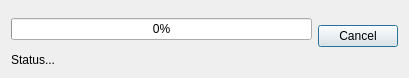
The window that modal_progress.ui (Maig0l/devoice) describes before a commit, drawn with Qt 5.
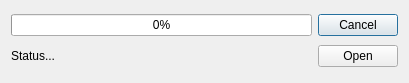
The same window after the commit.

Commit message: Add stop/close button to dialog and add an Open outDir button

The edit to the form file:
```diff
--- a/modal_progress.ui
+++ b/modal_progress.ui
@@ -13,7 +13,7 @@
     <x>0</x>
     <y>0</y>
     <width>409</width>
-    <height>78</height>
+    <height>83</height>
    </rect>
   </property>
   <property name="windowTitle">
@@ -23,27 +23,34 @@
    <bool>true</bool>
   </property>
   <layout class="QGridLayout" name="gridLayout">
-   <item row="2" column="0">
-    <widget class="QLabel" name="lbl_status">
-     <property name="text">
-      <string>Status...</string>
-     </property>
-    </widget>
-   </item>
-   <item row="0" column="0" rowspan="2">
+   <item row="0" column="0">
     <widget class="QProgressBar" name="progressBar">
      <property name="value">
       <number>0</number>
      </property>
     </widget>
    </item>
-   <item row="1" column="1">
+   <item row="0" column="1">
     <widget class="QPushButton" name="btn_stop">
      <property name="text">
       <string>Cancel</string>
      </property>
     </widget>
    </item>
+   <item row="1" column="0">
+    <widget class="QLabel" name="lbl_status">
+     <property name="text">
+      <string>Status...</string>
+     </property>
+    </widget>
+   </item>
+   <item row="1" column="1">
+    <widget class="QPushButton" name="btn_open">
+     <property name="text">
+      <string>Open</string>
+     </property>
+    </widget>
+   </item>
   </layout>
  </widget>
  <resources/>
```
Left out of the diff: 3 changed lines with no effect on the pictures. The commit also changes 3 other files.
